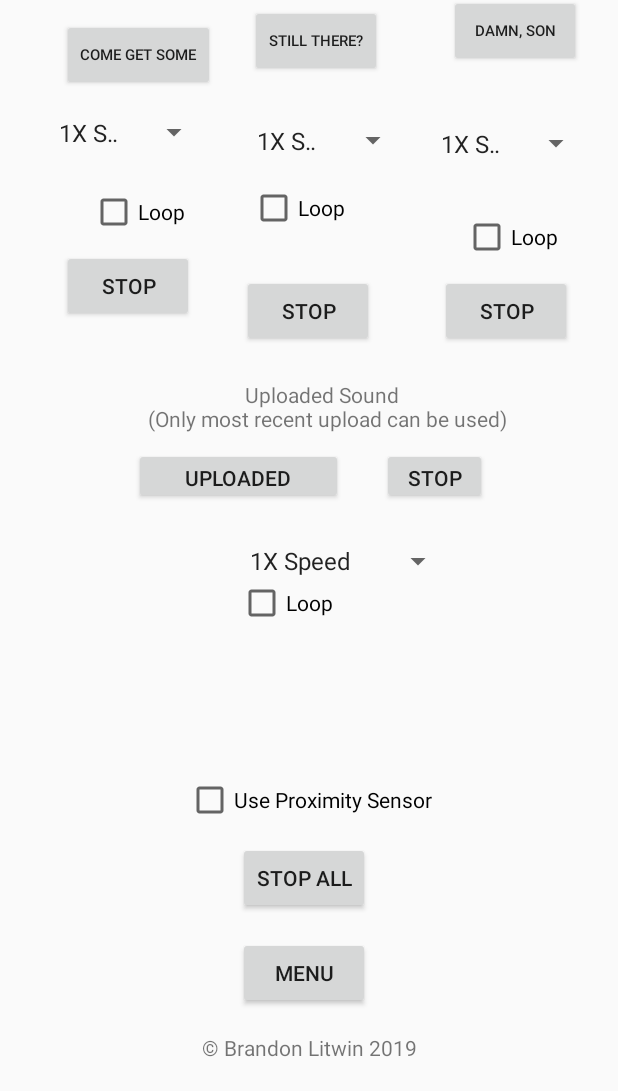
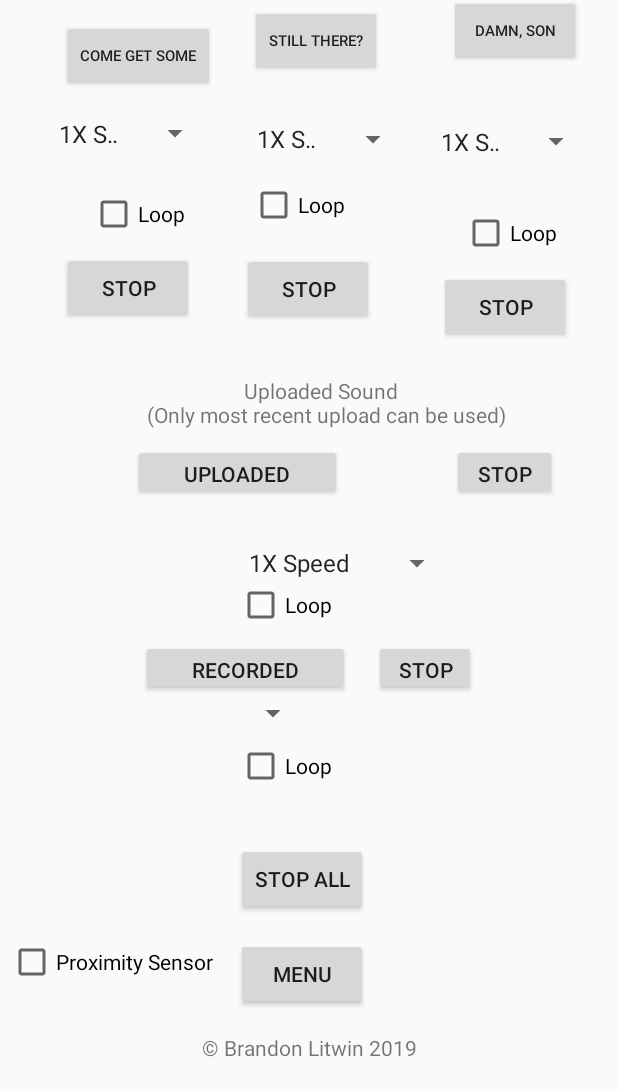
Before and after one commit to MaristGormanly/litwin-android-development, an Android app: the GameActivity screen opened directly, with no data from a screen before it, on a phone screen of 412 x 824 dp, the part 145-1236 px from its top. Run offline under Robolectric (Android 15) with nearby library versions, the phone set to English and light mode, and no system bars; our stand-ins replace Firebase (no records; nobody signed in at launch, a user with empty details on screens opened directly); pictures from the network do not load.

Commit message:
Add record button to game

```diff
--- a/Project2/app/src/main/res/layout/activity_game.xml
+++ b/Project2/app/src/main/res/layout/activity_game.xml
@@ -7,14 +7,63 @@
     android:orientation="vertical"
     tools:context=".MainActivity">
 
+    <CheckBox
+        android:id="@+id/recordedLoop"
+        android:layout_width="wrap_content"
+        android:layout_height="wrap_content"
+        android:layout_marginTop="7dp"
+        android:text="@string/loop"
+        app:layout_constraintStart_toStartOf="@+id/recordedSpinner"
+        app:layout_constraintTop_toBottomOf="@+id/recordedSpinner" />
+
+    <Spinner
+        android:id="@+id/recordedSpinner"
+        android:layout_width="wrap_content"
+        android:layout_height="wrap_content"
+        android:layout_marginTop="44dp"
+        android:layout_marginEnd="27dp"
+        app:layout_constraintEnd_toEndOf="@+id/recorded"
+        app:layout_constraintTop_toBottomOf="@+id/uploadedloopcheckBox" />
+
+    <Button
+        android:id="@+id/stopRecorded"
+        android:layout_width="0dp"
+        android:layout_height="37dp"
+        android:layout_marginStart="19dp"
+        android:layout_marginEnd="19dp"
+        android:onClick="stopSound"
+        android:text="@string/stop"
+        app:layout_constraintBaseline_toBaselineOf="@+id/recorded"
+        app:layout_constraintEnd_toEndOf="@+id/uploadedSoundsText"
+        app:layout_constraintStart_toEndOf="@+id/stloopcheckBox" />
+
+    <Button
+        android:id="@+id/recorded"
+        android:layout_width="139dp"
+        android:layout_height="37dp"
+        android:layout_marginStart="63dp"
+        android:layout_marginTop="63dp"
+        android:layout_marginEnd="63dp"
+        android:layout_marginBottom="63dp"
+        android:gravity="center"
+        android:onClick="playSound"
+        android:text="@string/recorded"
+        app:layout_constraintBottom_toBottomOf="@+id/recordedLoop"
+        app:layout_constraintEnd_toEndOf="@+id/title"
+        app:layout_constraintStart_toStartOf="@+id/cgsSpinner"
+        app:layout_constraintTop_toTopOf="@+id/uploadedSoundSpinner" />
+
     <Button
         android:id="@+id/stopUploaded"
         android:layout_width="70dp"
-        android:layout_height="37dp"
-        android:layout_marginStart="26dp"
+        android:layout_height="0dp"
+        android:layout_marginStart="48dp"
+        android:layout_marginEnd="49dp"
         android:onClick="stopSound"
         android:text="@string/stop"
-        app:layout_constraintStart_toEndOf="@+id/uploadedSound"
+        app:layout_constraintBottom_toBottomOf="@+id/uploadedSound"
+        app:layout_constraintEnd_toEndOf="@+id/dsloopcheckBox"
+        app:layout_constraintStart_toEndOf="@+id/uploadedSoundSpinner"
         app:layout_constraintTop_toTopOf="@+id/uploadedSound" />
 
     <!--Spinner
@@ -29,19 +78,21 @@
         android:id="@+id/uploadedSoundSpinner"
         android:layout_width="wrap_content"
         android:layout_height="wrap_content"
-        app:layout_constraintBottom_toTopOf="@+id/uploadedloopcheckBox"
-        app:layout_constraintStart_toStartOf="@+id/uploadedloopcheckBox" />
+        android:layout_marginStart="158dp"
+        android:layout_marginBottom="340dp"
+        app:layout_constraintBottom_toBottomOf="parent"
+        app:layout_constraintStart_toStartOf="parent" />
 
     <Spinner
         android:id="@+id/cgsSpinner"
         android:layout_width="0dp"
         android:layout_height="27dp"
         android:layout_marginStart="31dp"
-        android:layout_marginTop="12dp"
-        android:layout_marginEnd="23dp"
-        android:layout_marginBottom="12dp"
+        android:layout_marginTop="15dp"
+        android:layout_marginEnd="31dp"
+        android:layout_marginBottom="16dp"
         app:layout_constraintBottom_toTopOf="@+id/cgsloopcheckBox"
-        app:layout_constraintEnd_toStartOf="@+id/stSpinner"
+        app:layout_constraintEnd_toStartOf="@+id/title"
         app:layout_constraintStart_toStartOf="parent"
         app:layout_constraintTop_toBottomOf="@+id/still_there" />
 
@@ -49,11 +100,13 @@
         android:id="@+id/stSpinner"
         android:layout_width="0dp"
         android:layout_height="0dp"
+        android:layout_marginStart="5dp"
         android:layout_marginTop="1dp"
-        android:layout_marginEnd="13dp"
+        android:layout_marginEnd="5dp"
+        android:layout_marginBottom="1dp"
         app:layout_constraintBottom_toBottomOf="@+id/dsSpinner"
-        app:layout_constraintEnd_toStartOf="@+id/dsSpinner"
-        app:layout_constraintStart_toEndOf="@+id/cgsSpinner"
+        app:layout_constraintEnd_toEndOf="@+id/copyright"
+        app:layout_constraintStart_toStartOf="@+id/uploadedSoundSpinner"
         app:layout_constraintTop_toTopOf="@+id/cgsSpinner" />
 
 
@@ -61,9 +114,10 @@
         android:id="@+id/dsSpinner"
         android:layout_width="0dp"
         android:layout_height="31dp"
-        android:layout_marginTop="100dp"
+        android:layout_marginStart="13dp"
+        android:layout_marginTop="107dp"
         android:layout_marginEnd="17dp"
-        android:layout_marginBottom="100dp"
+        android:layout_marginBottom="107dp"
         app:layout_constraintBottom_toBottomOf="@+id/stopDS"
         app:layout_constraintEnd_toEndOf="parent"
         app:layout_constraintStart_toEndOf="@+id/stSpinner"
@@ -179,13 +233,12 @@
         android:id="@+id/menu"
         android:layout_width="wrap_content"
         android:layout_height="wrap_content"
-        android:layout_marginStart="24dp"
-        android:layout_marginBottom="16dp"
+        android:layout_marginStart="15dp"
         android:gravity="center"
         android:onClick="menu"
         android:text="@string/menu"
-        app:layout_constraintBottom_toTopOf="@+id/copyright"
-        app:layout_constraintStart_toStartOf="@+id/copyright" />
+        app:layout_constraintStart_toEndOf="@+id/proximitycheckBox"
+        app:layout_constraintTop_toTopOf="@+id/proximitycheckBox" />
 
     <TextView
         android:id="@+id/uploadedSoundsText"
@@ -202,34 +255,34 @@
         android:id="@+id/uploadedSound"
         android:layout_width="139dp"
         android:layout_height="37dp"
-        android:layout_marginTop="68dp"
-        android:layout_marginBottom="66dp"
+        android:layout_marginTop="180dp"
+        android:layout_marginBottom="180dp"
         android:gravity="center"
         android:onClick="playSound"
         android:text="@string/uploaded"
-        app:layout_constraintBottom_toBottomOf="@+id/uploadedloopcheckBox"
+        app:layout_constraintBottom_toBottomOf="@+id/recordedLoop"
         app:layout_constraintEnd_toStartOf="@+id/uploadedSoundSpinner"
         app:layout_constraintStart_toStartOf="@+id/uploadedSoundSpinner"
-        app:layout_constraintTop_toBottomOf="@+id/stopST" />
+        app:layout_constraintTop_toBottomOf="@+id/cgsSpinner" />
 
     <Button
         android:id="@+id/stopCGS"
         android:layout_width="wrap_content"
         android:layout_height="wrap_content"
         android:layout_marginStart="32dp"
-        android:layout_marginTop="9dp"
+        android:layout_marginTop="16dp"
         android:onClick="stopSound"
         android:text="@string/stop"
         app:layout_constraintStart_toEndOf="@+id/stopST"
-        app:layout_constraintTop_toBottomOf="@+id/dsloopcheckBox" />
+        app:layout_constraintTop_toBottomOf="@+id/stloopcheckBox" />
 
     <Button
         android:id="@+id/stopST"
         android:layout_width="wrap_content"
         android:layout_height="wrap_content"
         android:layout_marginStart="41dp"
-        android:layout_marginTop="146dp"
-        android:layout_marginBottom="147dp"
+        android:layout_marginTop="153dp"
+        android:layout_marginBottom="153dp"
         android:onClick="stopSound"
         android:text="@string/stop"
         app:layout_constraintBottom_toBottomOf="@+id/uploadedSoundSpinner"
@@ -251,10 +304,10 @@
         android:id="@+id/proximitycheckBox"
         android:layout_width="wrap_content"
         android:layout_height="wrap_content"
-        android:layout_marginBottom="12dp"
+        android:layout_marginStart="5dp"
+        android:layout_marginBottom="70dp"
         android:text="@string/proximity_sensor"
-        app:layout_constraintBottom_toTopOf="@+id/stop_all"
-        app:layout_constraintEnd_toEndOf="parent"
+        app:layout_constraintBottom_toBottomOf="parent"
         app:layout_constraintStart_toStartOf="parent" />
 
     <CheckBox
@@ -281,23 +334,19 @@
         android:id="@+id/stloopcheckBox"
         android:layout_width="wrap_content"
         android:layout_height="wrap_content"
-        android:layout_marginStart="5dp"
-        android:layout_marginTop="11dp"
+        android:layout_marginStart="3dp"
+        android:layout_marginTop="12dp"
         android:text="@string/loop"
-        app:layout_constraintStart_toStartOf="@+id/stopCGS"
+        app:layout_constraintStart_toStartOf="@+id/stSpinner"
         app:layout_constraintTop_toBottomOf="@+id/stSpinner" />
 
     <CheckBox
         android:id="@+id/uploadedloopcheckBox"
         android:layout_width="wrap_content"
         android:layout_height="wrap_content"
-        android:layout_marginStart="24dp"
-        android:layout_marginEnd="24dp"
-        android:layout_marginBottom="99dp"
         android:text="@string/loop"
-        app:layout_constraintBottom_toTopOf="@+id/proximitycheckBox"
-        app:layout_constraintEnd_toEndOf="@+id/stop_all"
-        app:layout_constraintStart_toStartOf="@+id/copyright" />
+        app:layout_constraintStart_toStartOf="@+id/uploadedSoundSpinner"
+        app:layout_constraintTop_toBottomOf="@+id/uploadedSoundSpinner" />
 
 
 </androidx.constraintlayout.widget.ConstraintLayout>
--- a/Project2/app/src/main/res/values/strings.xml
+++ b/Project2/app/src/main/res/values/strings.xml
@@ -17,9 +17,10 @@
     <string name="your_file">File Not Selected</string>
     <string name="uploaded_sounds">Uploaded Sound \n (Only most recent upload can be used)</string>
     <string name="stop">Stop</string>
-    <string name="proximity_sensor">Use Proximity Sensor</string>
+    <string name="proximity_sensor">Proximity Sensor</string>
     <string name="loop">Loop</string>
     <string name="uploaded">Uploaded</string>
+    <string name="recorded">Recorded</string>
     <string-array name="playback_choices">
         <item>0.5X Speed</item>
         <item>1X Speed</item>
```
